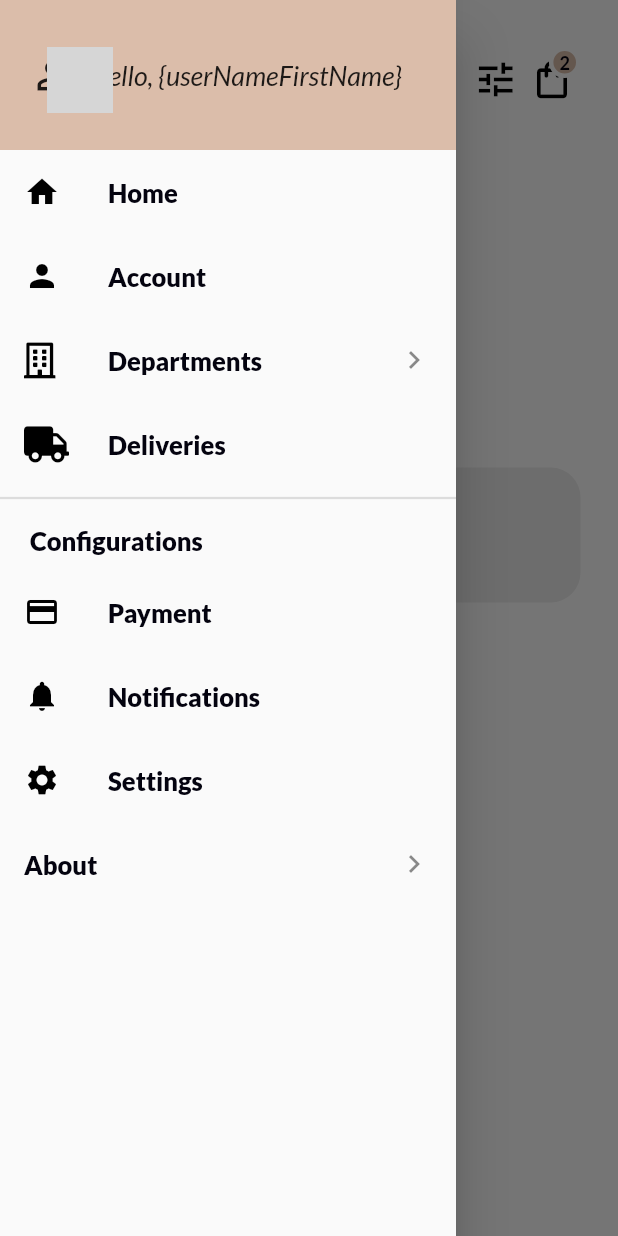
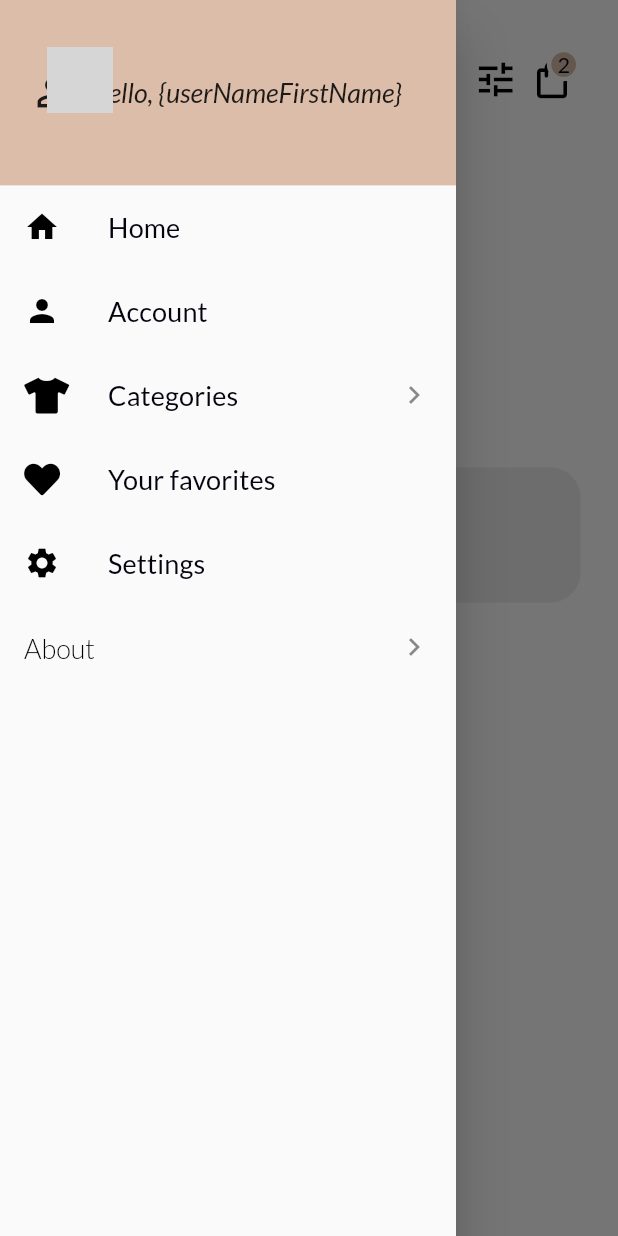
Before and after one commit to caiseL/SimpleShoppingAppFlutter, a Flutter app: the screen it shows after launch, with the side drawer open, on a phone screen of 412 x 824 dp. Run offline on Flutter 3.47's test engine with Material 2 defaults, Android fonts, the light colour scheme and no system bars; drawn by our look-alikes of cached_network_image; our stand-ins replace flutter_swiper, font_awesome_flutter, page_transition, photo_view; network calls fail; grey boxes are pictures that could not be loaded.

Commit message:
Added new pages

```diff
--- a/lib/src/theme/theme_dart.dart
+++ b/lib/src/theme/theme_dart.dart
@@ -37,13 +37,13 @@ ThemeData getThemeData() {
         fontWeight: FontWeight.w700,
       ),
       subtitle1: TextStyle(
-        fontSize: 17.0,
-        fontWeight: FontWeight.w900,
+        fontSize: 18.0,
+        fontWeight: FontWeight.w700,
         color: Color.fromARGB(255, 4, 3, 15),
       ),
       subtitle2: TextStyle(
-        fontSize: 15.0,
-        fontWeight: FontWeight.w700,
+        fontSize: 18.0,
+        fontWeight: FontWeight.w500,
         color: Color.fromARGB(255, 4, 3, 15),
       ),
       bodyText1: TextStyle(
--- a/lib/src/widgets/custom_drawer.dart
+++ b/lib/src/widgets/custom_drawer.dart
@@ -6,11 +6,12 @@ class CustomDrawer extends StatelessWidget {
 
   @override
   Widget build(BuildContext context) {
+    Size size = MediaQuery.of(context).size;
     return Drawer(
       child: ListView(
         children: [
           Container(
-            height: 100,
+            height: size.height * 0.15,
             color: Theme.of(context).accentColor,
             child: Padding(
               padding: const EdgeInsets.symmetric(horizontal: 20.0),
@@ -31,8 +32,10 @@ class CustomDrawer extends StatelessWidget {
                     "Hello, {userNameFirstName}",
                     overflow: TextOverflow.ellipsis,
                     maxLines: 1,
-                    style:
-                        TextStyle(fontStyle: FontStyle.italic, fontSize: 18.0),
+                    style: TextStyle(
+                        fontStyle: FontStyle.italic,
+                        fontWeight: FontWeight.w300,
+                        fontSize: 18.0),
                   ),
                 ),
               ]),
@@ -49,7 +52,7 @@ class CustomDrawer extends StatelessWidget {
             },
             title: Text(
               "Home",
-              style: Theme.of(context).textTheme.subtitle1,
+              style: Theme.of(context).textTheme.subtitle2,
             ),
           ),
           ListTile(
@@ -62,76 +65,52 @@ class CustomDrawer extends StatelessWidget {
             },
             title: Text(
               "Account",
-              style: Theme.of(context).textTheme.subtitle1,
+              style: Theme.of(context).textTheme.subtitle2,
             ),
           ),
           ListTile(
             leading: FaIcon(
-              FontAwesomeIcons.building,
+              FontAwesomeIcons.tshirt,
               color: Colors.black,
             ),
             onTap: () {
               Navigator.of(context).pushNamed("categories");
             },
             title: Text(
-              "Departments",
-              style: Theme.of(context).textTheme.subtitle1,
+              "Categories",
+              style: Theme.of(context).textTheme.subtitle2,
             ),
             trailing: Icon(Icons.keyboard_arrow_right),
           ),
           ListTile(
             leading: FaIcon(
-              FontAwesomeIcons.truck,
+              FontAwesomeIcons.solidHeart,
               color: Colors.black,
             ),
             onTap: () {},
             title: Text(
-              "Deliveries",
-              style: Theme.of(context).textTheme.subtitle1,
-            ),
-          ),
-          Divider(
-            thickness: 1.5,
-          ),
-          Padding(
-            padding: const EdgeInsets.symmetric(vertical: 10, horizontal: 20.0),
-            child: Text(
-              "Configurations",
-              style: Theme.of(context).textTheme.subtitle1,
-            ),
-          ),
-          ListTile(
-            leading: Icon(
-              Icons.credit_card,
-              color: Colors.black,
-            ),
-            onTap: () {},
-            title: Text(
-              "Payment",
-              style: Theme.of(context).textTheme.subtitle1,
-            ),
-          ),
-          ListTile(
-            leading: Icon(Icons.notifications, color: Colors.black),
-            onTap: () {},
-            title: Text(
-              "Notifications",
-              style: Theme.of(context).textTheme.subtitle1,
+              "Your favorites",
+              style: Theme.of(context).textTheme.subtitle2,
             ),
           ),
           ListTile(
             leading: Icon(Icons.settings, color: Colors.black),
-            onTap: () {},
+            onTap: () {
+              Navigator.of(context).pushNamed("settings_page");
+            },
             title: Text(
               "Settings",
-              style: Theme.of(context).textTheme.subtitle1,
+              style: Theme.of(context).textTheme.subtitle2,
             ),
           ),
           ListTile(
             onTap: () {},
             title: Text(
               "About",
-              style: Theme.of(context).textTheme.subtitle1,
+              style: TextStyle(
+                  fontWeight: FontWeight.w300,
+                  fontSize: 18.0,
+                  color: Colors.black),
             ),
             trailing: Icon(Icons.keyboard_arrow_right),
           ),
```
Also changed, not shown: lib/main.dart (+17 -9 lines), lib/src/pages/account_page.dart (deleted, +0 -51 lines), lib/src/pages/account_page/account_page.dart (added, +82 -0 lines), lib/src/pages/account_page/change_profile_page.dart (added, +20 -0 lines), lib/src/pages/product_details/product_details.dart (renamed from lib/src/pages/product_details.dart, +10 -7 lines), lib/src/pages/settings_page.dart (added, +23 -0 lines), lib/src/widgets/custom_swiper.dart (+4 -3 lines), lib/src/pages/account_page/payment_page.dart (added), lib/src/pages/product_details/product_images.dart (renamed from lib/src/pages/product_images.dart).
